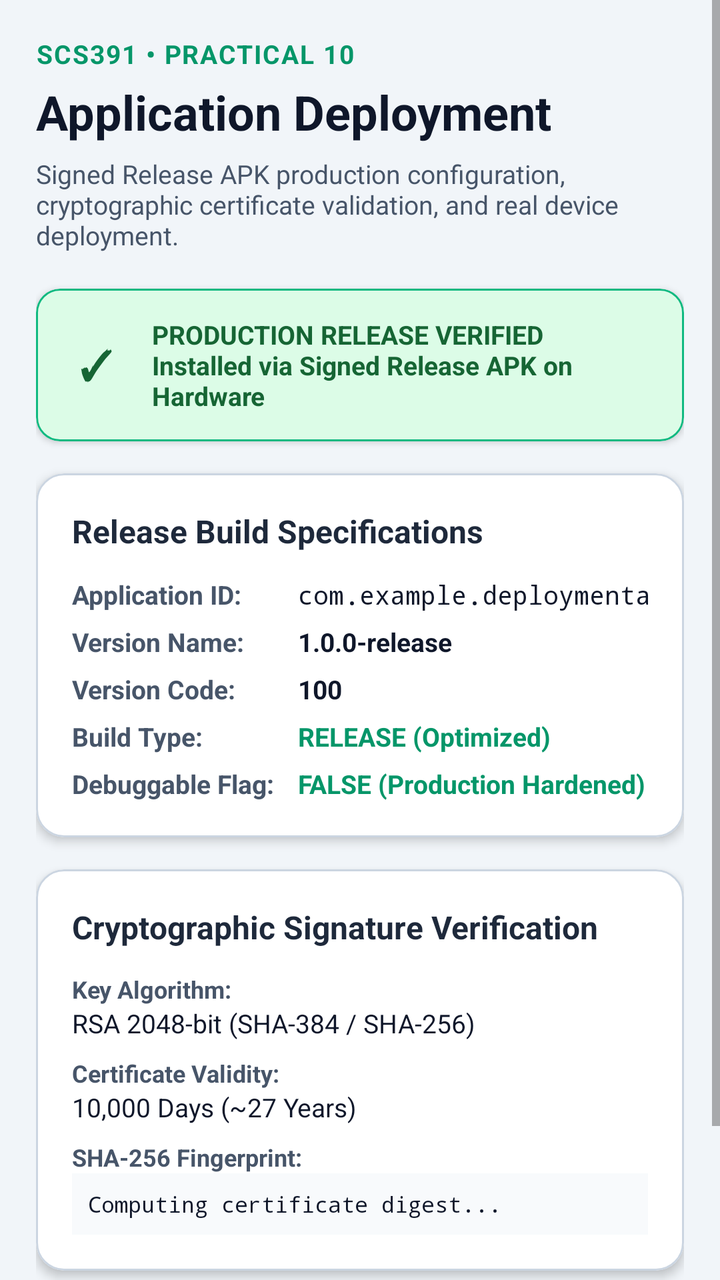
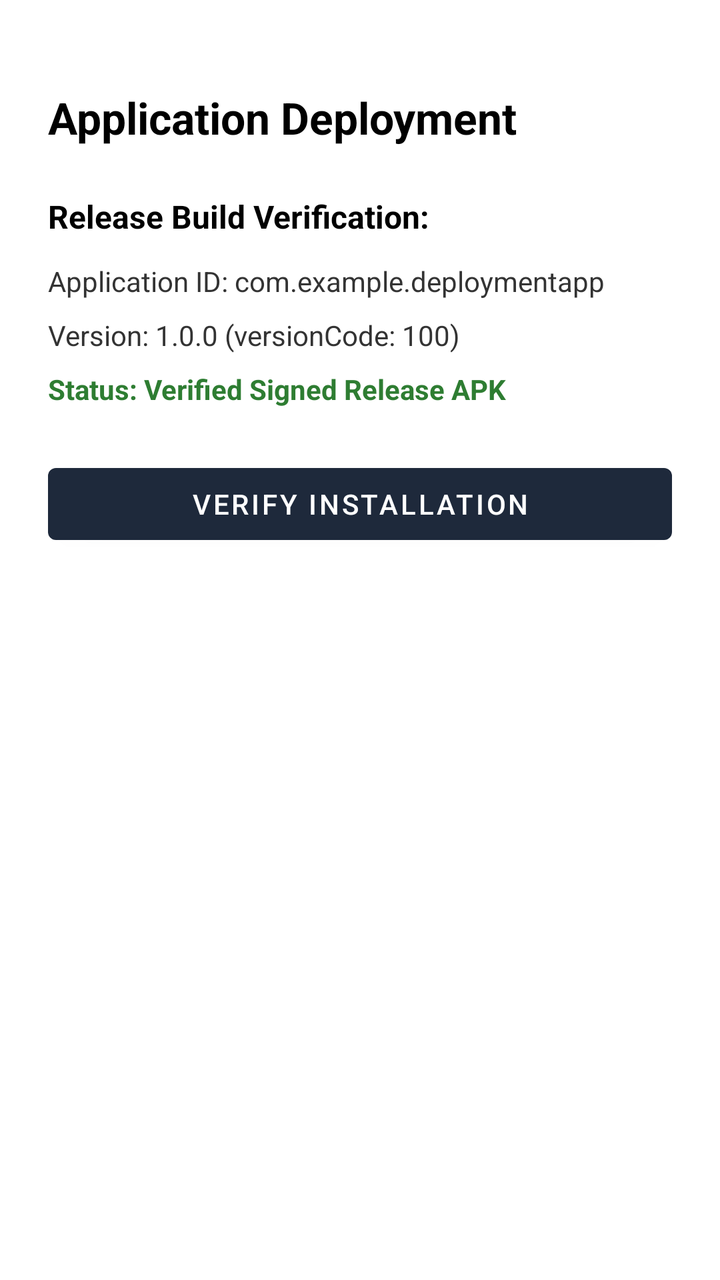

Two renders of the same Android screen: before a commit and after it. Below are the layout's source before the change and the commit's diff.
<!-- AndroidManifest.xml: application theme Theme.DeploymentApp -->
<!-- res/layout/activity_main.xml -->
<?xml version="1.0" encoding="utf-8"?>
<ScrollView
    xmlns:android="http://schemas.android.com/apk/res/android"
    xmlns:app="http://schemas.android.com/apk/res-auto"
    android:layout_width="match_parent"
    android:layout_height="match_parent"
    android:background="@color/background"
    android:fillViewport="true">

    <LinearLayout
        android:layout_width="match_parent"
        android:layout_height="wrap_content"
        android:orientation="vertical"
        android:padding="18dp">

        <TextView
            android:layout_width="wrap_content"
            android:layout_height="wrap_content"
            android:text="@string/lab_header"
            android:textColor="@color/secondary"
            android:textSize="13sp"
            android:textStyle="bold"
            android:letterSpacing="0.05"
            android:layout_marginBottom="4dp"/>

        <TextView
            android:layout_width="wrap_content"
            android:layout_height="wrap_content"
            android:text="@string/title_deployment_app"
            android:textColor="@color/text_primary"
            android:textSize="24sp"
            android:textStyle="bold"
            android:layout_marginBottom="6dp"/>

        <TextView
            android:layout_width="wrap_content"
            android:layout_height="wrap_content"
            android:text="@string/desc_deployment_app"
            android:textColor="@color/text_secondary"
            android:textSize="13sp"
            android:layout_marginBottom="18dp"/>

        
        <com.google.android.material.card.MaterialCardView
            android:layout_width="match_parent"
            android:layout_height="wrap_content"
            app:cardCornerRadius="12dp"
            app:cardElevation="2dp"
            app:cardBackgroundColor="@color/badge_bg"
            app:strokeWidth="1dp"
            app:strokeColor="@color/accent_green"
            android:layout_marginBottom="16dp">

            <LinearLayout
                android:layout_width="match_parent"
                android:layout_height="wrap_content"
                android:orientation="horizontal"
                android:padding="14dp"
                android:gravity="center_vertical">

                <TextView
                    android:layout_width="32dp"
                    android:layout_height="32dp"
                    android:text="✓"
                    android:textSize="20sp"
                    android:textStyle="bold"
                    android:textColor="@color/badge_text"
                    android:gravity="center"
                    android:layout_marginEnd="12dp"/>

                <TextView
                    android:id="@+id/tvVerificationBanner"
                    android:layout_width="0dp"
                    android:layout_height="wrap_content"
                    android:layout_weight="1"
                    android:text="PRODUCTION RELEASE VERIFIED\nInstalled via Signed Release APK on Hardware"
                    android:textColor="@color/badge_text"
                    android:textSize="13sp"
                    android:textStyle="bold"/>
            </LinearLayout>
        </com.google.android.material.card.MaterialCardView>

        
        <com.google.android.material.card.MaterialCardView
            android:layout_width="match_parent"
            android:layout_height="wrap_content"
            app:cardCornerRadius="14dp"
            app:cardElevation="3dp"
            app:cardBackgroundColor="@color/surface"
            app:strokeWidth="1dp"
            app:strokeColor="@color/stroke_color"
            android:layout_marginBottom="16dp">

            <LinearLayout
                android:layout_width="match_parent"
                android:layout_height="wrap_content"
                android:orientation="vertical"
                android:padding="18dp">

                <TextView
                    android:layout_width="wrap_content"
                    android:layout_height="wrap_content"
                    android:text="@string/card_title_build_info"
                    android:textColor="@color/primary"
                    android:textSize="16sp"
                    android:textStyle="bold"
                    android:layout_marginBottom="12dp"/>

                <TableLayout
                    android:layout_width="match_parent"
                    android:layout_height="wrap_content"
                    android:stretchColumns="1">

                    <TableRow android:layout_marginBottom="6dp">
                        <TextView
                            android:text="@string/label_app_id"
                            android:textColor="@color/text_secondary"
                            android:textSize="13sp"
                            android:textStyle="bold"
                            android:paddingEnd="12dp"/>
                        <TextView
                            android:id="@+id/tvAppId"
                            android:text="com.example.deploymentapp"
                            android:textColor="@color/text_primary"
                            android:textSize="13sp"
                            android:fontFamily="monospace"/>
                    </TableRow>

                    <TableRow android:layout_marginBottom="6dp">
                        <TextView
                            android:text="@string/label_version_name"
                            android:textColor="@color/text_secondary"
                            android:textSize="13sp"
                            android:textStyle="bold"
                            android:paddingEnd="12dp"/>
                        <TextView
                            android:id="@+id/tvVersionName"
                            android:text="1.0.0-release"
                            android:textColor="@color/text_primary"
                            android:textSize="13sp"
                            android:textStyle="bold"/>
                    </TableRow>

                    <TableRow android:layout_marginBottom="6dp">
                        <TextView
                            android:text="@string/label_version_code"
                            android:textColor="@color/text_secondary"
                            android:textSize="13sp"
                            android:textStyle="bold"
                            android:paddingEnd="12dp"/>
                        <TextView
                            android:id="@+id/tvVersionCode"
                            android:text="100"
                            android:textColor="@color/text_primary"
                            android:textSize="13sp"
                            android:textStyle="bold"/>
                    </TableRow>

                    <TableRow android:layout_marginBottom="6dp">
                        <TextView
                            android:text="@string/label_build_type"
                            android:textColor="@color/text_secondary"
                            android:textSize="13sp"
                            android:textStyle="bold"
                            android:paddingEnd="12dp"/>
                        <TextView
                            android:id="@+id/tvBuildType"
                            android:text="RELEASE (Optimized)"
                            android:textColor="@color/secondary"
                            android:textSize="13sp"
                            android:textStyle="bold"/>
                    </TableRow>

                    <TableRow>
                        <TextView
                            android:text="@string/label_debug_status"
                            android:textColor="@color/text_secondary"
                            android:textSize="13sp"
                            android:textStyle="bold"
                            android:paddingEnd="12dp"/>
                        <TextView
                            android:id="@+id/tvDebuggable"
                            android:text="FALSE (Production Hardened)"
                            android:textColor="@color/secondary"
                            android:textSize="13sp"
                            android:textStyle="bold"/>
                    </TableRow>
                </TableLayout>
            </LinearLayout>
        </com.google.android.material.card.MaterialCardView>

        
        <com.google.android.material.card.MaterialCardView
            android:layout_width="match_parent"
            android:layout_height="wrap_content"
            app:cardCornerRadius="14dp"
            app:cardElevation="3dp"
            app:cardBackgroundColor="@color/surface"
            app:strokeWidth="1dp"
            app:strokeColor="@color/stroke_color"
            android:layout_marginBottom="20dp">

            <LinearLayout
                android:layout_width="match_parent"
                android:layout_height="wrap_content"
                android:orientation="vertical"
                android:padding="18dp">

                <TextView
                    android:layout_width="wrap_content"
                    android:layout_height="wrap_content"
                    android:text="@string/card_title_crypto_info"
                    android:textColor="@color/primary"
                    android:textSize="16sp"
                    android:textStyle="bold"
                    android:layout_marginBottom="12dp"/>

                <TextView
                    android:layout_width="wrap_content"
                    android:layout_height="wrap_content"
                    android:text="@string/label_cert_algorithm"
                    android:textColor="@color/text_secondary"
                    android:textSize="12sp"
                    android:textStyle="bold"/>
                <TextView
                    android:layout_width="wrap_content"
                    android:layout_height="wrap_content"
                    android:text="@string/val_cert_algorithm"
                    android:textColor="@color/text_primary"
                    android:textSize="13sp"
                    android:layout_marginBottom="8dp"/>

                <TextView
                    android:layout_width="wrap_content"
                    android:layout_height="wrap_content"
                    android:text="@string/label_cert_validity"
                    android:textColor="@color/text_secondary"
                    android:textSize="12sp"
                    android:textStyle="bold"/>
                <TextView
                    android:layout_width="wrap_content"
                    android:layout_height="wrap_content"
                    android:text="@string/val_cert_validity"
                    android:textColor="@color/text_primary"
                    android:textSize="13sp"
                    android:layout_marginBottom="8dp"/>

                <TextView
                    android:layout_width="wrap_content"
                    android:layout_height="wrap_content"
                    android:text="@string/label_cert_fingerprint"
                    android:textColor="@color/text_secondary"
                    android:textSize="12sp"
                    android:textStyle="bold"/>
                <TextView
                    android:id="@+id/tvCertFingerprint"
                    android:layout_width="match_parent"
                    android:layout_height="wrap_content"
                    android:text="Computing certificate digest..."
                    android:textColor="@color/text_primary"
                    android:textSize="11sp"
                    android:fontFamily="monospace"
                    android:background="#F8FAFC"
                    android:padding="8dp"/>

            </LinearLayout>
        </com.google.android.material.card.MaterialCardView>

        
        <com.google.android.material.button.MaterialButton
            android:id="@+id/btnVerifyStatus"
            android:layout_width="match_parent"
            android:layout_height="54dp"
            android:text="@string/btn_verify_status"
            android:textSize="14sp"
            android:textStyle="bold"
            app:cornerRadius="10dp"
            app:backgroundTint="@color/primary"/>

    </LinearLayout>
</ScrollView>
<!-- resources referenced by this layout -->
<resources>
  <color name="accent_green">#10B981</color>
  <color name="background">#F1F5F9</color>
  <color name="badge_bg">#DCFCE7</color>
  <color name="badge_text">#166534</color>
  <color name="primary">#1E293B</color>
  <color name="secondary">#059669</color>
  <color name="stroke_color">#CBD5E1</color>
  <color name="surface">#FFFFFF</color>
  <color name="text_primary">#0F172A</color>
  <color name="text_secondary">#475569</color>
  <string name="btn_verify_status">RE-VERIFY RELEASE STATUS</string>
  <string name="card_title_build_info">Release Build Specifications</string>
  <string name="card_title_crypto_info">Cryptographic Signature Verification</string>
  <string name="desc_deployment_app">Signed Release APK production configuration, cryptographic certificate validation, and real device deployment.</string>
  <string name="lab_header">SCS391 • PRACTICAL 10</string>
  <string name="label_app_id">Application ID:</string>
  <string name="label_build_type">Build Type:</string>
  <string name="label_cert_algorithm">Key Algorithm:</string>
  <string name="label_cert_fingerprint">SHA-256 Fingerprint:</string>
  <string name="label_cert_validity">Certificate Validity:</string>
  <string name="label_debug_status">Debuggable Flag:</string>
  <string name="label_version_code">Version Code:</string>
  <string name="label_version_name">Version Name:</string>
  <string name="title_deployment_app">Application Deployment</string>
  <string name="val_cert_algorithm">RSA 2048-bit (SHA-384 / SHA-256)</string>
  <string name="val_cert_validity">10,000 Days (~27 Years)</string>
  <style name="Theme.DeploymentApp" parent="Theme.MaterialComponents.DayNight.NoActionBar">
          <item name="colorPrimary">@color/primary</item>
          <item name="colorPrimaryVariant">@color/primary_variant</item>
          <item name="colorSecondary">@color/secondary</item>
          <item name="android:statusBarColor">@color/primary_variant</item>
      </style>
  <color name="primary_variant">#0F172A</color>
</resources>

<!-- the commit's change to res/layout/activity_main.xml (unified diff, before → after) -->
@@ -1,281 +1,62 @@
 <?xml version="1.0" encoding="utf-8"?>
-<ScrollView
+<LinearLayout
     xmlns:android="http://schemas.android.com/apk/res/android"
-    xmlns:app="http://schemas.android.com/apk/res-auto"
     android:layout_width="match_parent"
     android:layout_height="match_parent"
-    android:background="@color/background"
-    android:fillViewport="true">
+    android:orientation="vertical"
+    android:padding="24dp">
 
-    <LinearLayout
+    <TextView
+        android:layout_width="wrap_content"
+        android:layout_height="wrap_content"
+        android:text="Application Deployment"
+        android:textSize="22sp"
+        android:textStyle="bold"
+        android:textColor="@android:color/black"
+        android:layout_marginTop="20dp"
+        android:layout_marginBottom="24dp"/>
+
+    <TextView
+        android:layout_width="wrap_content"
+        android:layout_height="wrap_content"
+        android:text="Release Build Verification:"
+        android:textSize="16sp"
+        android:textStyle="bold"
+        android:textColor="@android:color/black"
+        android:layout_marginBottom="12dp"/>
+
+    <TextView
+        android:id="@+id/tvAppId"
+        android:layout_width="wrap_content"
+        android:layout_height="wrap_content"
+        android:text="Application ID: com.example.deploymentapp"
+        android:textSize="14sp"
+        android:textColor="#333333"
+        android:layout_marginBottom="8dp"/>
+
+    <TextView
+        android:id="@+id/tvVersion"
+        android:layout_width="wrap_content"
+        android:layout_height="wrap_content"
+        android:text="Version: 1.0.0 (versionCode: 100)"
+        android:textSize="14sp"
+        android:textColor="#333333"
+        android:layout_marginBottom="8dp"/>
+
+    <TextView
+        android:id="@+id/tvStatus"
+        android:layout_width="wrap_content"
+        android:layout_height="wrap_content"
+        android:text="Status: Verified Signed Release APK"
+        android:textSize="14sp"
+        android:textStyle="bold"
+        android:textColor="#2E7D32"
+        android:layout_marginBottom="24dp"/>
+
+    <Button
+        android:id="@+id/btnVerify"
         android:layout_width="match_parent"
         android:layout_height="wrap_content"
-        android:orientation="vertical"
-        android:padding="18dp">
+        android:text="Verify Installation"/>
 
-        <TextView
-            android:layout_width="wrap_content"
-            android:layout_height="wrap_content"
-            android:text="@string/lab_header"
-            android:textColor="@color/secondary"
-            android:textSize="13sp"
-            android:textStyle="bold"
-            android:letterSpacing="0.05"
-            android:layout_marginBottom="4dp"/>
-
-        <TextView
-            android:layout_width="wrap_content"
-            android:layout_height="wrap_content"
-            android:text="@string/title_deployment_app"
-            android:textColor="@color/text_primary"
-            android:textSize="24sp"
-            android:textStyle="bold"
-            android:layout_marginBottom="6dp"/>
-
-        <TextView
-            android:layout_width="wrap_content"
-            android:layout_height="wrap_content"
-            android:text="@string/desc_deployment_app"
-            android:textColor="@color/text_secondary"
-            android:textSize="13sp"
-            android:layout_marginBottom="18dp"/>
-
-        
-        <com.google.android.material.card.MaterialCardView
-            android:layout_width="match_parent"
-            android:layout_height="wrap_content"
-            app:cardCornerRadius="12dp"
-            app:cardElevation="2dp"
-            app:cardBackgroundColor="@color/badge_bg"
-            app:strokeWidth="1dp"
-            app:strokeColor="@color/accent_green"
-            android:layout_marginBottom="16dp">
-
-            <LinearLayout
-                android:layout_width="match_parent"
-                android:layout_height="wrap_content"
-                android:orientation="horizontal"
-                android:padding="14dp"
-                android:gravity="center_vertical">
-
-                <TextView
-                    android:layout_width="32dp"
-                    android:layout_height="32dp"
-                    android:text="✓"
-                    android:textSize="20sp"
-                    android:textStyle="bold"
-                    android:textColor="@color/badge_text"
-                    android:gravity="center"
-                    android:layout_marginEnd="12dp"/>
-
-                <TextView
-                    android:id="@+id/tvVerificationBanner"
-                    android:layout_width="0dp"
-                    android:layout_height="wrap_content"
-                    android:layout_weight="1"
-                    android:text="PRODUCTION RELEASE VERIFIED\nInstalled via Signed Release APK on Hardware"
-                    android:textColor="@color/badge_text"
-                    android:textSize="13sp"
-                    android:textStyle="bold"/>
-            </LinearLayout>
-        </com.google.android.material.card.MaterialCardView>
-
-        
-        <com.google.android.material.card.MaterialCardView
-            android:layout_width="match_parent"
-            android:layout_height="wrap_content"
-            app:cardCornerRadius="14dp"
-            app:cardElevation="3dp"
-            app:cardBackgroundColor="@color/surface"
-            app:strokeWidth="1dp"
-            app:strokeColor="@color/stroke_color"
-            android:layout_marginBottom="16dp">
-
-            <LinearLayout
-                android:layout_width="match_parent"
-                android:layout_height="wrap_content"
-                android:orientation="vertical"
-                android:padding="18dp">
-
-                <TextView
-                    android:layout_width="wrap_content"
-                    android:layout_height="wrap_content"
-                    android:text="@string/card_title_build_info"
-                    android:textColor="@color/primary"
-                    android:textSize="16sp"
-                    android:textStyle="bold"
-                    android:layout_marginBottom="12dp"/>
-
-                <TableLayout
-                    android:layout_width="match_parent"
-                    android:layout_height="wrap_content"
-                    android:stretchColumns="1">
-
-                    <TableRow android:layout_marginBottom="6dp">
-                        <TextView
-                            android:text="@string/label_app_id"
-                            android:textColor="@color/text_secondary"
-                            android:textSize="13sp"
-                            android:textStyle="bold"
-                            android:paddingEnd="12dp"/>
-                        <TextView
-                            android:id="@+id/tvAppId"
-                            android:text="com.example.deploymentapp"
-                            android:textColor="@color/text_primary"
-                            android:textSize="13sp"
-                            android:fontFamily="monospace"/>
-                    </TableRow>
-
-                    <TableRow android:layout_marginBottom="6dp">
-                        <TextView
-                            android:text="@string/label_version_name"
-                            android:textColor="@color/text_secondary"
-                            android:textSize="13sp"
-                            android:textStyle="bold"
-                            android:paddingEnd="12dp"/>
-                        <TextView
-                            android:id="@+id/tvVersionName"
-                            android:text="1.0.0-release"
-                            android:textColor="@color/text_primary"
-                            android:textSize="13sp"
-                            android:textStyle="bold"/>
-                    </TableRow>
-
-                    <TableRow android:layout_marginBottom="6dp">
-                        <TextView
-                            android:text="@string/label_version_code"
-                            android:textColor="@color/text_secondary"
-                            android:textSize="13sp"
-                            android:textStyle="bold"
-                            android:paddingEnd="12dp"/>
-                        <TextView
-                            android:id="@+id/tvVersionCode"
-                            android:text="100"
-                            android:textColor="@color/text_primary"
-                            android:textSize="13sp"
-                            android:textStyle="bold"/>
-                    </TableRow>
-
-                    <TableRow android:layout_marginBottom="6dp">
-                        <TextView
-                            android:text="@string/label_build_type"
-                            android:textColor="@color/text_secondary"
-                            android:textSize="13sp"
-                            android:textStyle="bold"
-                            android:paddingEnd="12dp"/>
-                        <TextView
-                            android:id="@+id/tvBuildType"
-                            android:text="RELEASE (Optimized)"
-                            android:textColor="@color/secondary"
-                            android:textSize="13sp"
-                            android:textStyle="bold"/>
-                    </TableRow>
-
-                    <TableRow>
-                        <TextView
-                            android:text="@string/label_debug_status"
-                            android:textColor="@color/text_secondary"
-                            android:textSize="13sp"
-                            android:textStyle="bold"
-                            android:paddingEnd="12dp"/>
-                        <TextView
-                            android:id="@+id/tvDebuggable"
-                            android:text="FALSE (Production Hardened)"
-                            android:textColor="@color/secondary"
-                            android:textSize="13sp"
-                            android:textStyle="bold"/>
-                    </TableRow>
-                </TableLayout>
-            </LinearLayout>
-        </com.google.android.material.card.MaterialCardView>
-
-        
-        <com.google.android.material.card.MaterialCardView
-            android:layout_width="match_parent"
-            android:layout_height="wrap_content"
-            app:cardCornerRadius="14dp"
-            app:cardElevation="3dp"
-            app:cardBackgroundColor="@color/surface"
-            app:strokeWidth="1dp"
-            app:strokeColor="@color/stroke_color"
-            android:layout_marginBottom="20dp">
-
-            <LinearLayout
-                android:layout_width="match_parent"
-                android:layout_height="wrap_content"
-                android:orientation="vertical"
-                android:padding="18dp">
-
-                <TextView
-                    android:layout_width="wrap_content"
-                    android:layout_height="wrap_content"
-                    android:text="@string/card_title_crypto_info"
-                    android:textColor="@color/primary"
-                    android:textSize="16sp"
-                    android:textStyle="bold"
-                    android:layout_marginBottom="12dp"/>
-
-                <TextView
-                    android:layout_width="wrap_content"
-                    android:layout_height="wrap_content"
-                    android:text="@string/label_cert_algorithm"
-                    android:textColor="@color/text_secondary"
-                    android:textSize="12sp"
-                    android:textStyle="bold"/>
-                <TextView
-                    android:layout_width="wrap_content"
-                    android:layout_height="wrap_content"
-                    android:text="@string/val_cert_algorithm"
-                    android:textColor="@color/text_primary"
-                    android:textSize="13sp"
-                    android:layout_marginBottom="8dp"/>
-
-                <TextView
-                    android:layout_width="wrap_content"
-                    android:layout_height="wrap_content"
-                    android:text="@string/label_cert_validity"
-                    android:textColor="@color/text_secondary"
-                    android:textSize="12sp"
-                    android:textStyle="bold"/>
-                <TextView
-                    android:layout_width="wrap_content"
-                    android:layout_height="wrap_content"
-                    android:text="@string/val_cert_validity"
-                    android:textColor="@color/text_primary"
-                    android:textSize="13sp"
-                    android:layout_marginBottom="8dp"/>
-
-                <TextView
-                    android:layout_width="wrap_content"
-                    android:layout_height="wrap_content"
-                    android:text="@string/label_cert_fingerprint"
-                    android:textColor="@color/text_secondary"
-                    android:textSize="12sp"
-                    android:textStyle="bold"/>
-                <TextView
-                    android:id="@+id/tvCertFingerprint"
-                    android:layout_width="match_parent"
-                    android:layout_height="wrap_content"
-                    android:text="Computing certificate digest..."
-                    android:textColor="@color/text_primary"
-                    android:textSize="11sp"
-                    android:fontFamily="monospace"
-                    android:background="#F8FAFC"
-                    android:padding="8dp"/>
-
-            </LinearLayout>
-        </com.google.android.material.card.MaterialCardView>
-
-        
-        <com.google.android.material.button.MaterialButton
-            android:id="@+id/btnVerifyStatus"
-            android:layout_width="match_parent"
-            android:layout_height="54dp"
-            android:text="@string/btn_verify_status"
-            android:textSize="14sp"
-            android:textStyle="bold"
-            app:cornerRadius="10dp"
-            app:backgroundTint="@color/primary"/>
-
-    </LinearLayout>
-</ScrollView>
+</LinearLayout>
<!-- resource entries referenced after the edit -->
@@ -1,31 +1,7 @@
 <!-- resources referenced by this layout -->
 <resources>
-  <color name="accent_green">#10B981</color>
-  <color name="background">#F1F5F9</color>
-  <color name="badge_bg">#DCFCE7</color>
-  <color name="badge_text">#166534</color>
   <color name="primary">#1E293B</color>
   <color name="secondary">#059669</color>
-  <color name="stroke_color">#CBD5E1</color>
-  <color name="surface">#FFFFFF</color>
-  <color name="text_primary">#0F172A</color>
-  <color name="text_secondary">#475569</color>
-  <string name="btn_verify_status">RE-VERIFY RELEASE STATUS</string>
-  <string name="card_title_build_info">Release Build Specifications</string>
-  <string name="card_title_crypto_info">Cryptographic Signature Verification</string>
-  <string name="desc_deployment_app">Signed Release APK production configuration, cryptographic certificate validation, and real device deployment.</string>
-  <string name="lab_header">SCS391 • PRACTICAL 10</string>
-  <string name="label_app_id">Application ID:</string>
-  <string name="label_build_type">Build Type:</string>
-  <string name="label_cert_algorithm">Key Algorithm:</string>
-  <string name="label_cert_fingerprint">SHA-256 Fingerprint:</string>
-  <string name="label_cert_validity">Certificate Validity:</string>
-  <string name="label_debug_status">Debuggable Flag:</string>
-  <string name="label_version_code">Version Code:</string>
-  <string name="label_version_name">Version Name:</string>
-  <string name="title_deployment_app">Application Deployment</string>
-  <string name="val_cert_algorithm">RSA 2048-bit (SHA-384 / SHA-256)</string>
-  <string name="val_cert_validity">10,000 Days (~27 Years)</string>
   <style name="Theme.DeploymentApp" parent="Theme.MaterialComponents.DayNight.NoActionBar">
           <item name="colorPrimary">@color/primary</item>
           <item name="colorPrimaryVariant">@color/primary_variant</item>
